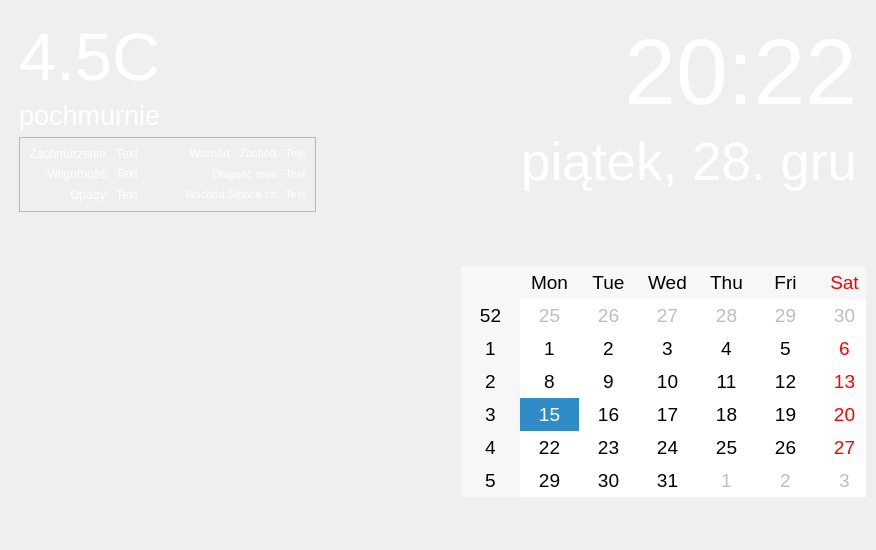
Above: mirror.ui from kermit297/mirror before the change. Below: the same form after it.
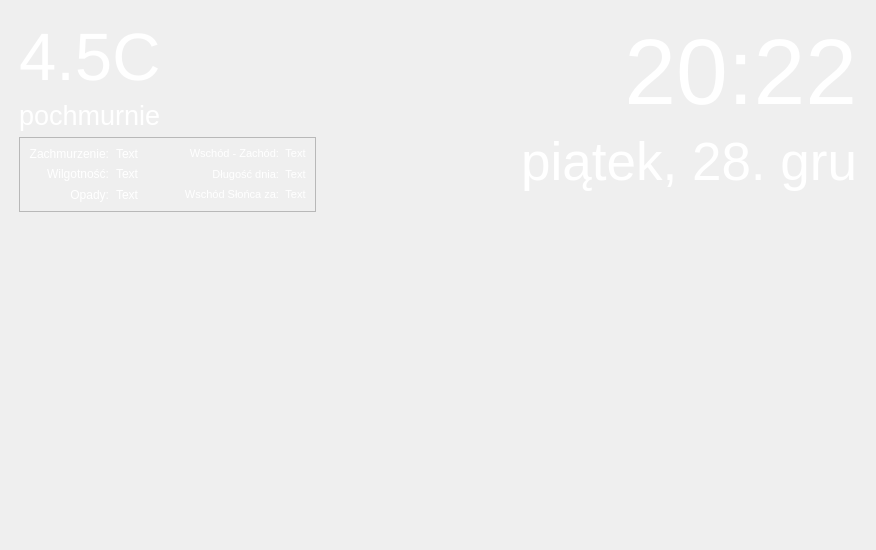
That is the form after the change.

Commit message: historical data from web page

Diff of the .ui file:
```diff
--- a/mirror.ui
+++ b/mirror.ui
@@ -401,40 +401,6 @@
         </property>
        </widget>
       </item>
-      <item>
-       <widget class="QFrame" name="frame_bottom_2">
-        <property name="frameShape">
-         <enum>QFrame::NoFrame</enum>
-        </property>
-        <property name="frameShadow">
-         <enum>QFrame::Raised</enum>
-        </property>
-        <widget class="QCalendarWidget" name="calendarWidget">
-         <property name="geometry">
-          <rect>
-           <x>20</x>
-           <y>30</y>
-           <width>471</width>
-           <height>231</height>
-          </rect>
-         </property>
-         <property name="font">
-          <font>
-           <pointsize>14</pointsize>
-          </font>
-         </property>
-         <property name="selectionMode">
-          <enum>QCalendarWidget::SingleSelection</enum>
-         </property>
-         <property name="navigationBarVisible">
-          <bool>false</bool>
-         </property>
-         <property name="dateEditEnabled">
-          <bool>false</bool>
-         </property>
-        </widget>
-       </widget>
-      </item>
      </layout>
     </widget>
    </item>
```
The commit also changes 1 other file.
